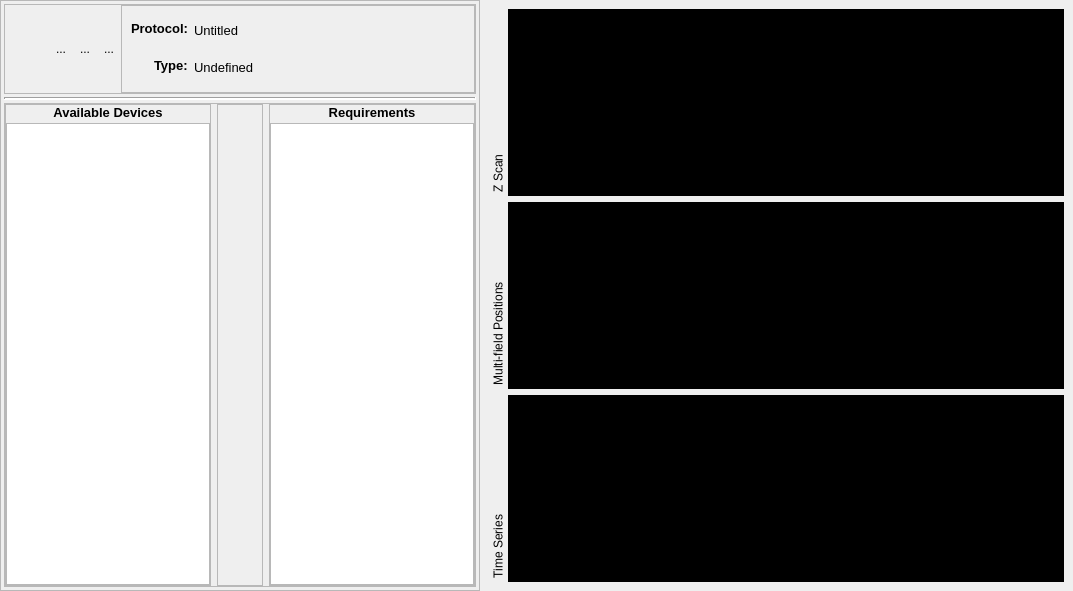
liuyenting/olive-core, file olive/gui/backend/qt/protoedit/view.ui: the form before one commit.
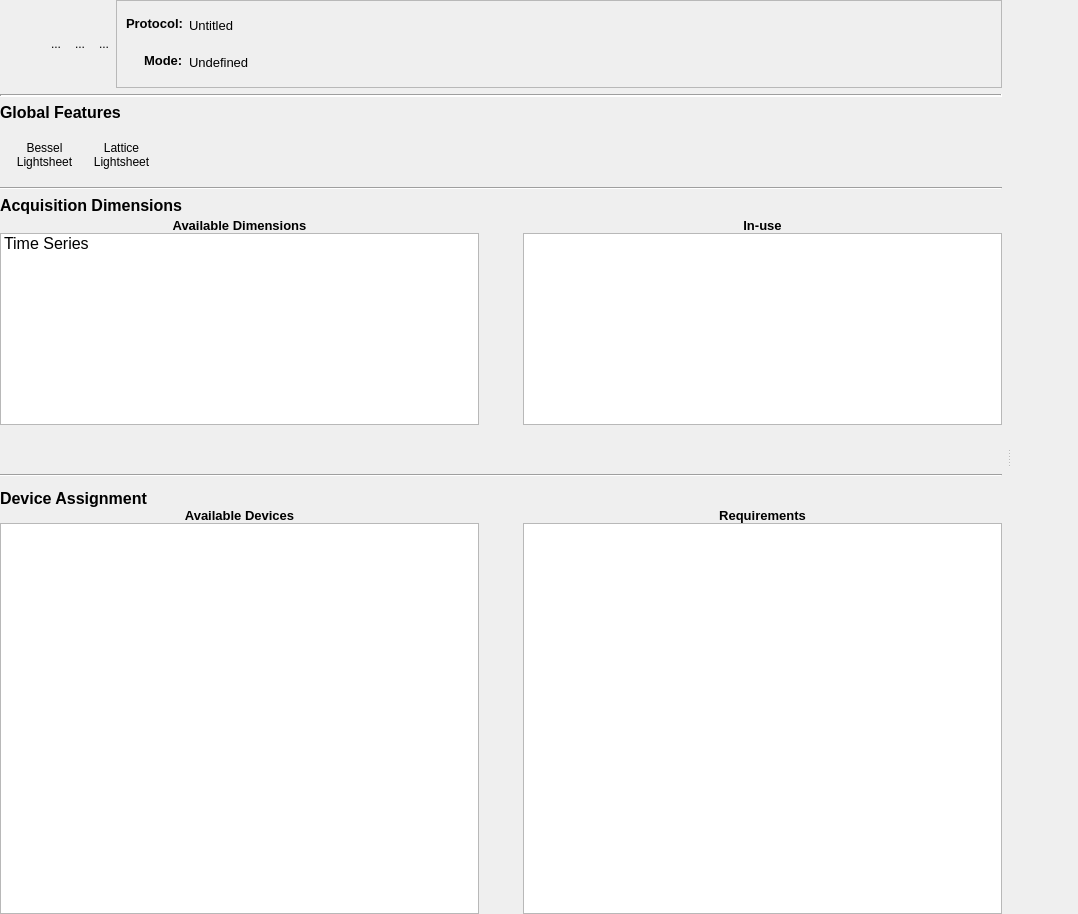
The form after the commit. Icons and pictures are not drawn.

Commit message: Add more interface, finish proto editor ui def

```diff
--- a/olive/gui/backend/qt/protoedit/view.ui
+++ b/olive/gui/backend/qt/protoedit/view.ui
@@ -6,17 +6,17 @@
    <rect>
     <x>0</x>
     <y>0</y>
-    <width>1073</width>
-    <height>591</height>
+    <width>1078</width>
+    <height>914</height>
    </rect>
   </property>
   <property name="windowTitle">
    <string>Form</string>
   </property>
-  <layout class="QHBoxLayout" name="horizontalLayout_6">
-   <property name="spacing">
-    <number>0</number>
-   </property>
+  <property name="styleSheet">
+   <string notr="true">#protocol_editor { border: 0px }</string>
+  </property>
+  <layout class="QGridLayout" name="gridLayout">
    <property name="leftMargin">
     <number>0</number>
    </property>
@@ -29,25 +29,20 @@
    <property name="bottomMargin">
     <number>0</number>
    </property>
-   <item>
-    <widget class="QFrame" name="frame">
-     <property name="sizePolicy">
-      <sizepolicy hsizetype="Fixed" vsizetype="Preferred">
-       <horstretch>0</horstretch>
-       <verstretch>0</verstretch>
-      </sizepolicy>
-     </property>
-     <property name="minimumSize">
-      <size>
-       <width>480</width>
-       <height>0</height>
-      </size>
+   <property name="spacing">
+    <number>0</number>
+   </property>
+   <item row="0" column="0">
+    <widget class="QSplitter" name="splitter">
+     <property name="handleWidth">
+      <number>2</number>
      </property>
-     <property name="maximumSize">
-      <size>
-       <width>480</width>
-       <height>16777215</height>
-      </size>
+     <property name="childrenCollapsible">
+      <bool>false</bool>
+     </property>
+     <widget class="QFrame" name="editor_left_frame">
+      <property name="styleSheet">
+       <string notr="true">#editor_left_frame { border: 0px }</string>
      </property>
      <property name="frameShape">
       <enum>QFrame::StyledPanel</enum>
@@ -56,23 +51,23 @@
       <enum>QFrame::Raised</enum>
      </property>
      <layout class="QVBoxLayout" name="verticalLayout">
-      <property name="spacing">
-       <number>3</number>
-      </property>
       <property name="leftMargin">
-       <number>3</number>
+        <number>0</number>
       </property>
       <property name="topMargin">
-       <number>3</number>
+        <number>0</number>
       </property>
       <property name="rightMargin">
-       <number>3</number>
+        <number>6</number>
       </property>
       <property name="bottomMargin">
-       <number>3</number>
+        <number>0</number>
       </property>
       <item>
-       <widget class="QFrame" name="frame_2">
+        <widget class="QFrame" name="protocol_file_frame">
+         <property name="styleSheet">
+          <string notr="true">#protocol_file_frame { border: 0px }</string>
+         </property>
         <property name="frameShape">
          <enum>QFrame::StyledPanel</enum>
         </property>
@@ -232,7 +227,7 @@
                </font>
               </property>
               <property name="text">
-               <string>Type:</string>
+                <string>Mode:</string>
               </property>
              </widget>
             </item>
@@ -325,49 +320,516 @@
        </widget>
       </item>
       <item>
-       <widget class="QFrame" name="frame_3">
+        <widget class="QFrame" name="global_features">
+         <property name="styleSheet">
+          <string notr="true">#global_features { border: 0px }</string>
+         </property>
+         <property name="frameShape">
+          <enum>QFrame::StyledPanel</enum>
+         </property>
+         <property name="frameShadow">
+          <enum>QFrame::Raised</enum>
+         </property>
+         <layout class="QVBoxLayout" name="verticalLayout_7">
+          <property name="leftMargin">
+           <number>0</number>
+          </property>
+          <property name="topMargin">
+           <number>0</number>
+          </property>
+          <property name="rightMargin">
+           <number>0</number>
+          </property>
+          <property name="bottomMargin">
+           <number>0</number>
+          </property>
+          <item>
+           <widget class="QLabel" name="label_8">
+            <property name="font">
+             <font>
+              <pointsize>12</pointsize>
+              <weight>75</weight>
+              <bold>true</bold>
+             </font>
+            </property>
+            <property name="text">
+             <string>Global Features</string>
+            </property>
+           </widget>
+          </item>
+          <item>
+           <widget class="QFrame" name="global_features_buttons">
+            <property name="styleSheet">
+             <string notr="true">#global_features_buttons { border: 0px }</string>
+            </property>
+            <property name="frameShape">
+             <enum>QFrame::NoFrame</enum>
+            </property>
+            <property name="frameShadow">
+             <enum>QFrame::Plain</enum>
+            </property>
+            <property name="lineWidth">
+             <number>0</number>
+            </property>
+            <layout class="QHBoxLayout" name="horizontalLayout_6">
+             <item>
+              <widget class="QToolButton" name="toolButton_4">
+               <property name="font">
+                <font>
+                 <pointsize>9</pointsize>
+                </font>
+               </property>
+               <property name="text">
+                <string>Bessel
+Lightsheet</string>
+               </property>
+               <property name="icon">
+                <iconset resource="../resources/resources.qrc">
+                 <normaloff>:/protocol_editor/bessel_deactivate</normaloff>
+                 <normalon>:/protocol_editor/bessel_activate</normalon>:/protocol_editor/bessel_deactivate</iconset>
+               </property>
+               <property name="iconSize">
+                <size>
+                 <width>36</width>
+                 <height>36</height>
+                </size>
+               </property>
+               <property name="checkable">
+                <bool>true</bool>
+               </property>
+               <property name="toolButtonStyle">
+                <enum>Qt::ToolButtonTextUnderIcon</enum>
+               </property>
+               <property name="autoRaise">
+                <bool>true</bool>
+               </property>
+              </widget>
+             </item>
+             <item>
+              <widget class="QToolButton" name="toolButton_5">
+               <property name="font">
+                <font>
+                 <pointsize>9</pointsize>
+                </font>
+               </property>
+               <property name="text">
+                <string>Lattice
+Lightsheet</string>
+               </property>
+               <property name="icon">
+                <iconset resource="../resources/resources.qrc">
+                 <normaloff>:/protocol_editor/lattice_deactivate</normaloff>
+                 <normalon>:/protocol_editor/lattice_activate</normalon>:/protocol_editor/lattice_deactivate</iconset>
+               </property>
+               <property name="iconSize">
+                <size>
+                 <width>36</width>
+                 <height>36</height>
+                </size>
+               </property>
+               <property name="checkable">
+                <bool>true</bool>
+               </property>
+               <property name="toolButtonStyle">
+                <enum>Qt::ToolButtonTextUnderIcon</enum>
+               </property>
+               <property name="autoRaise">
+                <bool>true</bool>
+               </property>
+              </widget>
+             </item>
+             <item>
+              <spacer name="horizontalSpacer">
+               <property name="orientation">
+                <enum>Qt::Horizontal</enum>
+               </property>
+               <property name="sizeHint" stdset="0">
+                <size>
+                 <width>40</width>
+                 <height>20</height>
+                </size>
+               </property>
+              </spacer>
+             </item>
+            </layout>
+           </widget>
+          </item>
+         </layout>
+        </widget>
+       </item>
+       <item>
+        <widget class="Line" name="seperator_2">
+         <property name="orientation">
+          <enum>Qt::Horizontal</enum>
+         </property>
+        </widget>
+       </item>
+       <item>
+        <widget class="QFrame" name="dimensions_frame">
+         <property name="styleSheet">
+          <string notr="true">#dimensions_frame { border: 0px }</string>
+         </property>
+         <property name="frameShape">
+          <enum>QFrame::StyledPanel</enum>
+         </property>
+         <property name="frameShadow">
+          <enum>QFrame::Raised</enum>
+         </property>
+         <layout class="QVBoxLayout" name="verticalLayout_6">
+          <property name="spacing">
+           <number>3</number>
+          </property>
+          <property name="leftMargin">
+           <number>0</number>
+          </property>
+          <property name="topMargin">
+           <number>0</number>
+          </property>
+          <property name="rightMargin">
+           <number>0</number>
+          </property>
+          <property name="bottomMargin">
+           <number>0</number>
+          </property>
+          <item>
+           <widget class="QLabel" name="dimension_label">
+            <property name="font">
+             <font>
+              <pointsize>12</pointsize>
+              <weight>75</weight>
+              <bold>true</bold>
+             </font>
+            </property>
+            <property name="text">
+             <string>Acquisition Dimensions</string>
+            </property>
+           </widget>
+          </item>
+          <item>
+           <widget class="QFrame" name="dimensions_frame_internal">
+            <property name="styleSheet">
+             <string notr="true">#dimensions_frame_internal { border: 0px }</string>
+            </property>
+            <property name="frameShape">
+             <enum>QFrame::StyledPanel</enum>
+            </property>
+            <property name="frameShadow">
+             <enum>QFrame::Raised</enum>
+            </property>
+            <layout class="QGridLayout" name="dimension_frame_internal_layout">
+             <property name="leftMargin">
+              <number>0</number>
+             </property>
+             <property name="topMargin">
+              <number>0</number>
+             </property>
+             <property name="rightMargin">
+              <number>0</number>
+             </property>
+             <property name="bottomMargin">
+              <number>0</number>
+             </property>
+             <property name="spacing">
+              <number>0</number>
+             </property>
+             <item row="0" column="2">
+              <widget class="QLabel" name="inuse_dimension_label">
+               <property name="font">
+                <font>
+                 <pointsize>10</pointsize>
+                 <weight>75</weight>
+                 <bold>true</bold>
+                </font>
+               </property>
+               <property name="text">
+                <string>In-use</string>
+               </property>
+               <property name="alignment">
+                <set>Qt::AlignCenter</set>
+               </property>
+               <property name="margin">
+                <number>3</number>
+               </property>
+              </widget>
+             </item>
+             <item row="0" column="0">
+              <widget class="QLabel" name="available_dimension_label">
+               <property name="font">
+                <font>
+                 <pointsize>10</pointsize>
+                 <weight>75</weight>
+                 <bold>true</bold>
+                </font>
+               </property>
+               <property name="text">
+                <string>Available Dimensions</string>
+               </property>
+               <property name="alignment">
+                <set>Qt::AlignCenter</set>
+               </property>
+               <property name="margin">
+                <number>3</number>
+               </property>
+              </widget>
+             </item>
+             <item row="1" column="0">
+              <widget class="QListWidget" name="available_dimensions">
+               <property name="iconSize">
+                <size>
+                 <width>24</width>
+                 <height>24</height>
+                </size>
+               </property>
+               <property name="spacing">
+                <number>3</number>
+               </property>
+               <item>
+                <property name="text">
+                 <string>Time Series</string>
+                </property>
+                <property name="font">
+                 <font>
+                  <pointsize>12</pointsize>
+                 </font>
+                </property>
+                <property name="icon">
+                 <iconset>
+                  <normaloff>:/protocol_editor/tile_activate</normaloff>:/protocol_editor/tile_activate</iconset>
+                </property>
+               </item>
+              </widget>
+             </item>
+             <item row="1" column="2">
+              <widget class="QListWidget" name="inuse_dimension"/>
+             </item>
+             <item row="1" column="1">
+              <widget class="QFrame" name="d_selection_buttons">
+               <property name="styleSheet">
+                <string notr="true">#d_selection_buttons { border: 0px }</string>
+               </property>
+               <property name="frameShape">
+                <enum>QFrame::StyledPanel</enum>
+               </property>
+               <property name="frameShadow">
+                <enum>QFrame::Raised</enum>
+               </property>
+               <layout class="QVBoxLayout" name="verticalLayout_10">
+                <property name="leftMargin">
+                 <number>0</number>
+                </property>
+                <property name="topMargin">
+                 <number>0</number>
+                </property>
+                <property name="rightMargin">
+                 <number>0</number>
+                </property>
+                <property name="bottomMargin">
+                 <number>0</number>
+                </property>
+                <item>
+                 <spacer name="d_spacer_top">
+                  <property name="orientation">
+                   <enum>Qt::Vertical</enum>
+                  </property>
+                  <property name="sizeHint" stdset="0">
+                   <size>
+                    <width>20</width>
+                    <height>40</height>
+                   </size>
+                  </property>
+                 </spacer>
+                </item>
+                <item>
+                 <widget class="QToolButton" name="add_dimension">
+                  <property name="text">
+                   <string notr="true"/>
+                  </property>
+                  <property name="icon">
+                   <iconset resource="../resources/resources.qrc">
+                    <normaloff>:/protocol_editor/add</normaloff>:/protocol_editor/add</iconset>
+                  </property>
+                  <property name="iconSize">
+                   <size>
+                    <width>36</width>
+                    <height>36</height>
+                   </size>
+                  </property>
+                  <property name="autoRaise">
+                   <bool>true</bool>
+                  </property>
+                 </widget>
+                </item>
+                <item>
+                 <widget class="QToolButton" name="remove_dimension">
+                  <property name="text">
+                   <string/>
+                  </property>
+                  <property name="icon">
+                   <iconset resource="../resources/resources.qrc">
+                    <normaloff>:/protocol_editor/remove</normaloff>:/protocol_editor/remove</iconset>
+                  </property>
+                  <property name="iconSize">
+                   <size>
+                    <width>36</width>
+                    <height>36</height>
+                   </size>
+                  </property>
+                  <property name="autoRaise">
+                   <bool>true</bool>
+                  </property>
+                 </widget>
+                </item>
+                <item>
+                 <spacer name="d_spacer_bottom">
+                  <property name="orientation">
+                   <enum>Qt::Vertical</enum>
+                  </property>
+                  <property name="sizeHint" stdset="0">
+                   <size>
+                    <width>20</width>
+                    <height>40</height>
+                   </size>
+                  </property>
+                 </spacer>
+                </item>
+               </layout>
+              </widget>
+             </item>
+             <item row="2" column="2">
+              <widget class="QFrame" name="d_move_buttons">
+               <property name="styleSheet">
+                <string notr="true">#d_move_buttons { border: 0px }</string>
+               </property>
+               <property name="frameShape">
+                <enum>QFrame::StyledPanel</enum>
+               </property>
+               <property name="frameShadow">
+                <enum>QFrame::Raised</enum>
+               </property>
+               <layout class="QHBoxLayout" name="horizontalLayout_9">
+                <property name="spacing">
+                 <number>0</number>
+                </property>
+                <property name="leftMargin">
+                 <number>0</number>
+                </property>
+                <property name="topMargin">
+                 <number>0</number>
+                </property>
+                <property name="rightMargin">
+                 <number>0</number>
+                </property>
+                <property name="bottomMargin">
+                 <number>0</number>
+                </property>
+                <item>
+                 <spacer name="d_spacer_left">
+                  <property name="orientation">
+                   <enum>Qt::Horizontal</enum>
+                  </property>
+                  <property name="sizeHint" stdset="0">
+                   <size>
+                    <width>40</width>
+                    <height>20</height>
+                   </size>
+                  </property>
+                 </spacer>
+                </item>
+                <item>
+                 <widget class="QToolButton" name="move_up">
+                  <property name="text">
+                   <string notr="true"/>
+                  </property>
+                  <property name="icon">
+                   <iconset resource="../resources/resources.qrc">
+                    <normaloff>:/protocol_editor/move_up</normaloff>:/protocol_editor/move_up</iconset>
+                  </property>
+                  <property name="iconSize">
+                   <size>
+                    <width>36</width>
+                    <height>36</height>
+                   </size>
+                  </property>
+                  <property name="autoRaise">
+                   <bool>true</bool>
+                  </property>
+                 </widget>
+                </item>
+                <item>
+                 <widget class="QToolButton" name="move_down">
+                  <property name="text">
+                   <string notr="true"/>
+                  </property>
+                  <property name="icon">
+                   <iconset resource="../resources/resources.qrc">
+                    <normaloff>:/protocol_editor/move_down</normaloff>:/protocol_editor/move_down</iconset>
+                  </property>
+                  <property name="iconSize">
+                   <size>
+                    <width>36</width>
+                    <height>36</height>
+                   </size>
+                  </property>
+                  <property name="autoRaise">
+                   <bool>true</bool>
+                  </property>
+                 </widget>
+                </item>
+                <item>
+                 <spacer name="d_spacer_right">
+                  <property name="orientation">
+                   <enum>Qt::Horizontal</enum>
+                  </property>
+                  <property name="sizeHint" stdset="0">
+                   <size>
+                    <width>40</width>
+                    <height>20</height>
+                   </size>
+                  </property>
+                 </spacer>
+                </item>
+               </layout>
+              </widget>
+             </item>
+            </layout>
+           </widget>
+          </item>
+         </layout>
+        </widget>
+       </item>
+       <item>
+        <widget class="Line" name="seperator_3">
+         <property name="orientation">
+          <enum>Qt::Horizontal</enum>
+         </property>
+        </widget>
+       </item>
+       <item>
+        <widget class="QFrame" name="assignment_frame">
         <property name="sizePolicy">
          <sizepolicy hsizetype="Preferred" vsizetype="Preferred">
           <horstretch>0</horstretch>
           <verstretch>1</verstretch>
          </sizepolicy>
         </property>
-        <property name="frameShape">
-         <enum>QFrame::StyledPanel</enum>
-        </property>
-        <property name="frameShadow">
-         <enum>QFrame::Raised</enum>
-        </property>
-        <layout class="QHBoxLayout" name="horizontalLayout">
-         <property name="leftMargin">
-          <number>0</number>
-         </property>
-         <property name="topMargin">
-          <number>0</number>
-         </property>
-         <property name="rightMargin">
-          <number>0</number>
-         </property>
-         <property name="bottomMargin">
-          <number>0</number>
-         </property>
-         <item>
-          <widget class="QFrame" name="frame_5">
+         <property name="styleSheet">
+          <string notr="true">#assignment_frame { border: 0px }</string>
+         </property>
            <property name="frameShape">
             <enum>QFrame::StyledPanel</enum>
            </property>
            <property name="frameShadow">
             <enum>QFrame::Raised</enum>
            </property>
-           <layout class="QVBoxLayout" name="verticalLayout_3">
+         <layout class="QVBoxLayout" name="verticalLayout_5">
             <property name="spacing">
-             <number>3</number>
+           <number>0</number>
             </property>
             <property name="leftMargin">
              <number>0</number>
             </property>
             <property name="topMargin">
-             <number>0</number>
+           <number>6</number>
             </property>
             <property name="rightMargin">
              <number>0</number>
@@ -376,30 +838,97 @@
              <number>0</number>
             </property>
             <item>
-             <widget class="QLabel" name="label">
+           <widget class="QLabel" name="assignment_label">
               <property name="font">
                <font>
-                <pointsize>10</pointsize>
+              <pointsize>12</pointsize>
                 <weight>75</weight>
                 <bold>true</bold>
                </font>
               </property>
               <property name="text">
-               <string>Available Devices</string>
-              </property>
-              <property name="alignment">
-               <set>Qt::AlignCenter</set>
+             <string>Device Assignment</string>
               </property>
              </widget>
             </item>
             <item>
+           <widget class="QFrame" name="assignment_frame_internal">
+            <property name="styleSheet">
+             <string notr="true">#assignment_frame_internal { border: 0px }</string>
+            </property>
+            <property name="frameShape">
+             <enum>QFrame::StyledPanel</enum>
+            </property>
+            <property name="frameShadow">
+             <enum>QFrame::Raised</enum>
+            </property>
+            <layout class="QGridLayout" name="assignment_Frame_internal_layout">
+             <property name="leftMargin">
+              <number>0</number>
+             </property>
+             <property name="topMargin">
+              <number>0</number>
+             </property>
+             <property name="rightMargin">
+              <number>0</number>
+             </property>
+             <property name="bottomMargin">
+              <number>0</number>
+             </property>
+             <property name="spacing">
+              <number>0</number>
+             </property>
+             <item row="1" column="2">
+              <widget class="QListWidget" name="requirements"/>
+             </item>
+             <item row="1" column="0">
              <widget class="QListWidget" name="available_devices"/>
             </item>
-           </layout>
-          </widget>
-         </item>
-         <item>
-          <widget class="QFrame" name="frame_4">
+             <item row="0" column="0">
+              <widget class="QLabel" name="available_devices_label">
+               <property name="font">
+                <font>
+                 <pointsize>10</pointsize>
+                 <weight>75</weight>
+                 <bold>true</bold>
+                </font>
+               </property>
+               <property name="text">
+                <string>Available Devices</string>
+               </property>
+               <property name="alignment">
+                <set>Qt::AlignCenter</set>
+               </property>
+               <property name="margin">
+                <number>3</number>
+               </property>
+              </widget>
+             </item>
+             <item row="0" column="2">
+              <widget class="QLabel" name="requirements_label">
+               <property name="font">
+                <font>
+                 <pointsize>10</pointsize>
+                 <weight>75</weight>
+                 <bold>true</bold>
+                </font>
+               </property>
+               <property name="text">
+                <string>Requirements</string>
+               </property>
+               <property name="alignment">
+                <set>Qt::AlignCenter</set>
+               </property>
+               <property name="margin">
+                <number>3</number>
+               </property>
+              </widget>
+             </item>
+             <item row="1" column="1">
+              <widget class="QFrame" name="a_selection_buttons">
+               <property name="styleSheet">
+                <string notr="true">#a_selection_buttons { border: 0px }</string>
+               </property>
            <property name="frameShape">
             <enum>QFrame::StyledPanel</enum>
            </property>
@@ -508,20 +1037,48 @@
            </layout>
           </widget>
          </item>
-         <item>
-          <widget class="QFrame" name="frame_6">
+            </layout>
+           </widget>
+          </item>
+         </layout>
+        </widget>
+       </item>
+      </layout>
+     </widget>
+     <widget class="QScrollArea" name="parameters_scrollarea">
+      <property name="styleSheet">
+       <string notr="true">#parameters_scrollarea { border: 0px }</string>
+      </property>
            <property name="frameShape">
-            <enum>QFrame::StyledPanel</enum>
+       <enum>QFrame::NoFrame</enum>
            </property>
            <property name="frameShadow">
-            <enum>QFrame::Raised</enum>
-           </property>
-           <layout class="QVBoxLayout" name="verticalLayout_4">
-            <property name="spacing">
-             <number>3</number>
-            </property>
+       <enum>QFrame::Plain</enum>
+      </property>
+      <property name="lineWidth">
+       <number>0</number>
+      </property>
+      <property name="horizontalScrollBarPolicy">
+       <enum>Qt::ScrollBarAlwaysOff</enum>
+      </property>
+      <property name="widgetResizable">
+       <bool>true</bool>
+      </property>
+      <widget class="QWidget" name="parameters">
+       <property name="geometry">
+        <rect>
+         <x>0</x>
+         <y>0</y>
+         <width>179</width>
+         <height>914</height>
+        </rect>
+       </property>
+       <property name="styleSheet">
+        <string notr="true">#parameters { border: 0px }</string>
+       </property>
+       <layout class="QVBoxLayout" name="parameters_layout">
             <property name="leftMargin">
-             <number>0</number>
+         <number>6</number>
             </property>
             <property name="topMargin">
              <number>0</number>
@@ -532,94 +1089,9 @@
             <property name="bottomMargin">
              <number>0</number>
             </property>
-            <item>
-             <widget class="QLabel" name="label_2">
-              <property name="font">
-               <font>
-                <pointsize>10</pointsize>
-                <weight>75</weight>
-                <bold>true</bold>
-               </font>
-              </property>
-              <property name="text">
-               <string>Requirements</string>
-              </property>
-              <property name="alignment">
-               <set>Qt::AlignCenter</set>
-              </property>
-             </widget>
-            </item>
-            <item>
-             <widget class="QListWidget" name="requirements"/>
-            </item>
-           </layout>
-          </widget>
-         </item>
-        </layout>
-       </widget>
-      </item>
-     </layout>
-    </widget>
-   </item>
-   <item>
-    <widget class="QWidget" name="parameters" native="true">
-     <property name="sizePolicy">
-      <sizepolicy hsizetype="Expanding" vsizetype="Preferred">
-       <horstretch>1</horstretch>
-       <verstretch>0</verstretch>
-      </sizepolicy>
-     </property>
-     <layout class="QVBoxLayout" name="verticalLayout_5">
-      <item>
-       <widget class="QDockWidget" name="dockWidget">
-        <property name="styleSheet">
-         <string notr="true"/>
-        </property>
-        <property name="features">
-         <set>QDockWidget::DockWidgetVerticalTitleBar</set>
-        </property>
-        <property name="windowTitle">
-         <string>Z Scan</string>
-        </property>
-        <widget class="QWidget" name="dockWidgetContents">
-         <property name="styleSheet">
-          <string notr="true">background:black;</string>
-         </property>
-         <layout class="QGridLayout" name="gridLayout"/>
-        </widget>
-       </widget>
-      </item>
-      <item>
-       <widget class="QDockWidget" name="dockWidget_3">
-        <property name="features">
-         <set>QDockWidget::DockWidgetVerticalTitleBar</set>
-        </property>
-        <property name="windowTitle">
-         <string>Multi-field Positions</string>
-        </property>
-        <widget class="QWidget" name="dockWidgetContents_3">
-         <property name="styleSheet">
-          <string notr="true">background:black;</string>
-         </property>
-        </widget>
-       </widget>
-      </item>
-      <item>
-       <widget class="QDockWidget" name="dockWidget_2">
-        <property name="features">
-         <set>QDockWidget::DockWidgetVerticalTitleBar</set>
-        </property>
-        <property name="windowTitle">
-         <string>Time Series</string>
-        </property>
-        <widget class="QWidget" name="dockWidgetContents_2">
-         <property name="styleSheet">
-          <string notr="true">background:black;</string>
-         </property>
-        </widget>
-       </widget>
-      </item>
-     </layout>
+       </layout>
+      </widget>
+     </widget>
     </widget>
    </item>
   </layout>
```
Left out of the diff: 16 changed lines with no effect on the pictures. Lines whose indentation alone changed are shown as unchanged. The commit also changes 19 other files.
